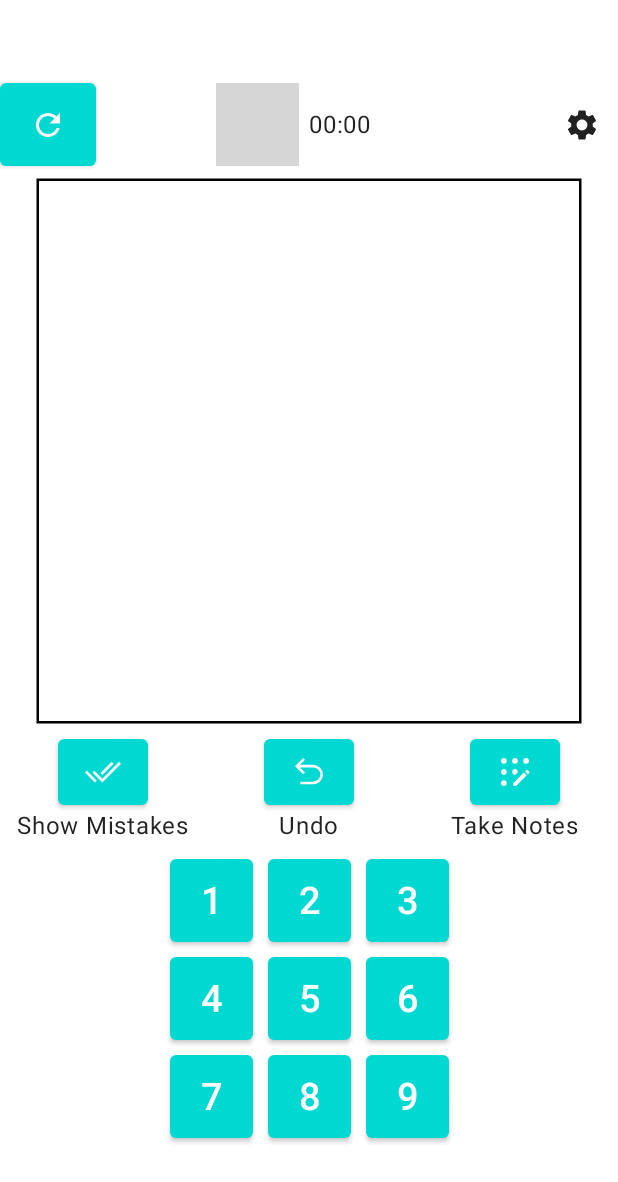
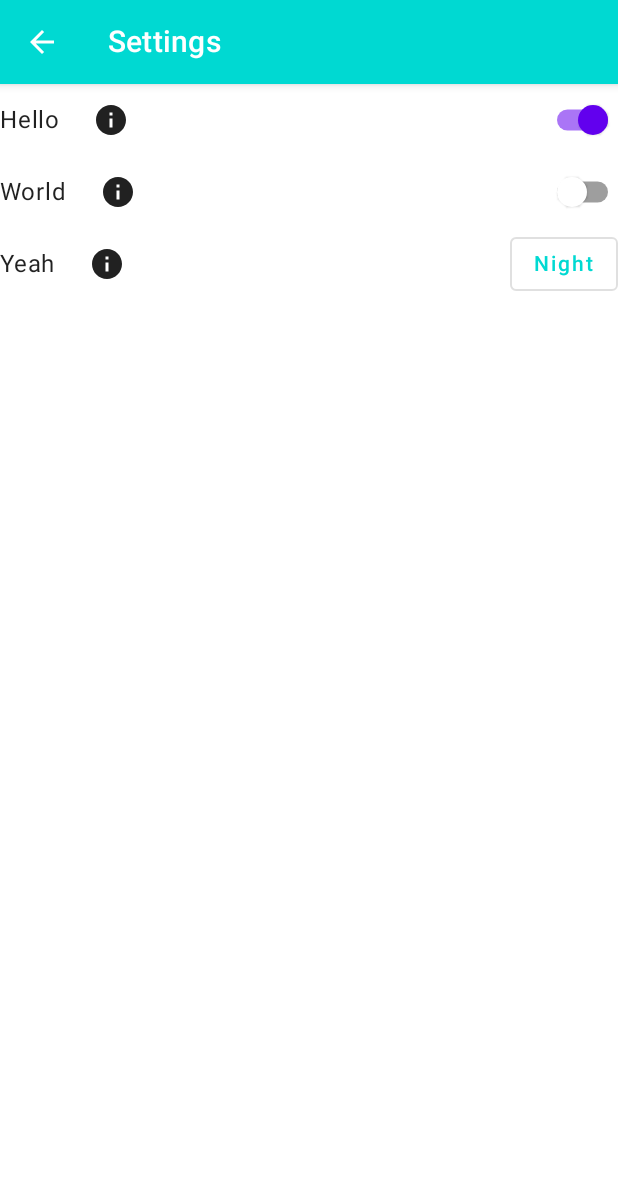
Before and after one commit to RJBanc/Sudoku, an Android app built with Jetpack Compose: the screen it shows after launch (MainActivity), after a tap on "Settings", on a phone screen of 412 x 824 dp. Shown: the top 1182 px of the screen. Run offline under Robolectric (Android 15) with nearby library versions, the phone set to English and light mode, and no system bars; our stand-ins replace livedata-compose; 4 statements that could not run were skipped; grey boxes are pictures that could not be loaded.

Commit message:
Added settings screen and navigation

```diff
--- a/app/src/main/java/com/example/sudoku/MainActivity.kt
+++ b/app/src/main/java/com/example/sudoku/MainActivity.kt
@@ -12,7 +12,6 @@ import androidx.compose.material.Surface
 import androidx.compose.ui.Modifier
 import androidx.compose.ui.graphics.toArgb
 import androidx.core.view.WindowInsetsControllerCompat
-import com.example.sudoku.ui.GameScreen
 import com.example.sudoku.ui.theme.SudokuTheme
 import com.example.sudoku.viewmodel.SudokuViewModel
 
@@ -32,7 +31,7 @@ class MainActivity : ComponentActivity() {
                     modifier = Modifier.fillMaxSize(),
                     color = MaterialTheme.colors.background
                 ) {
-                    GameScreen(sudokuGame = sudoku)
+                    SudokuApp(sudokuViewModel = sudoku)
                 }
             }
         }
--- /dev/null
+++ b/app/src/main/java/com/example/sudoku/SudokuApp.kt
@@ -0,0 +1,48 @@
+package com.example.sudoku
+
+import androidx.compose.runtime.Composable
+import androidx.compose.ui.Modifier
+import androidx.navigation.NavHostController
+import androidx.navigation.compose.NavHost
+import androidx.navigation.compose.composable
+import androidx.navigation.compose.rememberNavController
+import com.example.sudoku.ui.GameScreen
+import com.example.sudoku.ui.SettingsScreen
+import com.example.sudoku.viewmodel.SudokuViewModel
+
+enum class SudokuScreen {
+    Game,
+    Settings
+}
+
+@Composable
+fun SudokuApp(
+    modifier: Modifier = Modifier,
+    navController: NavHostController = rememberNavController(),
+    sudokuViewModel: SudokuViewModel
+) {
+    NavHost(
+        navController = navController,
+        startDestination = SudokuScreen.Game.name,
+        modifier = modifier
+    ) {
+        composable(route = SudokuScreen.Game.name) {
+            GameScreen(
+                modifier = modifier,
+                sudokuGame = sudokuViewModel,
+                onSettingsClicked = {
+                    sudokuViewModel.pauseGame()
+                    navController.navigate(SudokuScreen.Settings.name)
+                }
+            )
+        }
+        composable(route = SudokuScreen.Settings.name) {
+            SettingsScreen(
+                modifier = modifier,
+                onBackClicked = {
+                    navController.navigate(SudokuScreen.Game.name)
+                }
+            )
+        }
+    }
+}
--- a/app/src/main/java/com/example/sudoku/ui/GameScreen.kt
+++ b/app/src/main/java/com/example/sudoku/ui/GameScreen.kt
@@ -31,7 +31,8 @@ import java.util.*
 @Composable
 fun GameScreen(
     modifier: Modifier = Modifier,
-    sudokuGame: SudokuViewModel
+    sudokuGame: SudokuViewModel,
+    onSettingsClicked: () -> Unit
 ) {
     var showHints by remember { mutableStateOf(false) }
     var takeNotes by remember { mutableStateOf(false) }
@@ -43,7 +44,11 @@ fun GameScreen(
         horizontalAlignment = Alignment.CenterHorizontally,
         verticalArrangement = Arrangement.Center
     ){
-        GameInfo(modifier = modifier, sudokuGame = sudokuGame)
+        GameInfo(
+            modifier = modifier,
+            sudokuGame = sudokuGame,
+            onSettingsClicked = onSettingsClicked
+        )
         Spacer(modifier = modifier.height(10.dp))
         SudokuBox(modifier = modifier, sudokuGame = sudokuGame, showHints = showHints)
         Spacer(modifier = modifier.height(10.dp))
@@ -136,7 +141,8 @@ fun GameTimer(
 @Composable
 fun GameInfo(
     modifier: Modifier = Modifier,
-    sudokuGame: SudokuViewModel
+    sudokuGame: SudokuViewModel,
+    onSettingsClicked: () -> Unit
 ) {
     val difficulty = mapOf(
         Difficulty.BEGINNER to "Beginner",
@@ -194,7 +200,7 @@ fun GameInfo(
         ) {
             IconButton(
                 modifier = modifier,
-                onClick = { /*TODO*/ }
+                onClick = onSettingsClicked
             ) {
                 Icon(
                     Icons.Filled.Settings,
--- /dev/null
+++ b/app/src/main/java/com/example/sudoku/ui/SettingsScreen.kt
@@ -0,0 +1,207 @@
+package com.example.sudoku.ui
+
+import androidx.compose.foundation.background
+import androidx.compose.foundation.layout.*
+import androidx.compose.material.*
+import androidx.compose.material.icons.Icons
+import androidx.compose.material.icons.filled.ArrowBack
+import androidx.compose.material.icons.filled.Info
+import androidx.compose.runtime.*
+import androidx.compose.ui.Alignment
+import androidx.compose.ui.Modifier
+import androidx.compose.ui.layout.onGloballyPositioned
+import androidx.compose.ui.tooling.preview.Preview
+import androidx.compose.ui.unit.IntOffset
+import androidx.compose.ui.unit.IntSize
+import androidx.compose.ui.unit.dp
+import androidx.compose.ui.window.Popup
+import com.example.sudoku.ui.theme.SudokuTheme
+
+@Composable
+fun SettingsScreen(
+    modifier: Modifier = Modifier,
+    onBackClicked: () -> Unit
+) {
+    val test = mapOf(
+        "Night" to {},
+        "Day" to {}
+    )
+
+    Scaffold(
+        modifier = modifier,
+        topBar = {
+            TopAppBar(
+                title = { Text("Settings") },
+                modifier = modifier,
+                navigationIcon = {
+                    IconButton(onClick = onBackClicked) {
+                        Icon(
+                            imageVector = Icons.Filled.ArrowBack,
+                            contentDescription = "Return to game"
+                        )
+                    }
+                }
+            )
+        }
+    ) {
+        Column(
+            modifier = modifier
+                .padding(it)
+                .fillMaxHeight(),
+            horizontalAlignment = Alignment.CenterHorizontally,
+            verticalArrangement = Arrangement.Top
+        ) {
+            ToggleSetting(
+                modifier = modifier,
+                settingName = "Hello",
+                settingStatus = true,
+                settingInfo = "What is love?",
+                onSettingChange = {}
+            )
+            ToggleSetting(
+                modifier = modifier,
+                settingName = "World",
+                settingStatus = false,
+                settingInfo = "Baby don't hurt me",
+                onSettingChange = {}
+            )
+            OptionSetting(
+                modifier = modifier,
+                settingName = "Yeah",
+                currentSetting = "Night",
+                settingInfo = "Baby don't hurt me",
+                settingOptions = test
+            )
+        }
+    }
+}
+
+@Composable
+fun OptionSetting(
+    modifier: Modifier = Modifier,
+    settingName: String,
+    settingInfo: String = "",
+    currentSetting: String,
+    settingOptions: Map<String, () -> Unit>
+) {
+    var expanded by remember { mutableStateOf(false) }
+    var currOption by remember { mutableStateOf(currentSetting) }
+
+    SettingTemplate(
+        modifier = modifier,
+        settingName = settingName,
+        settingInfo = settingInfo
+    ) {
+        Box {
+            OutlinedButton(onClick = { expanded = !expanded }) {
+                Text(currOption)
+            }
+            DropdownMenu(
+                modifier = modifier,
+                expanded = expanded,
+                onDismissRequest = { expanded = !expanded }
+            ) {
+                settingOptions.forEach {
+                    DropdownMenuItem(
+                        onClick = {
+                            currOption = it.key
+                            expanded = !expanded
+                            it.value()
+                        }
+                    ) {
+                        Text(text = it.key)
+                    }
+                }
+            }
+        }
+    }
+}
+
+@Composable
+fun ToggleSetting(
+    modifier: Modifier = Modifier,
+    settingName: String,
+    settingInfo: String = "",
+    settingStatus: Boolean,
+    onSettingChange: ((Boolean) -> Unit)?
+) {
+    var checked by remember { mutableStateOf(settingStatus) }
+
+    SettingTemplate(
+        modifier = modifier,
+        settingName = settingName,
+        settingInfo = settingInfo
+    ) {
+        Switch(
+            modifier = modifier,
+            checked = checked,
+            onCheckedChange = {
+                checked = !checked
+                onSettingChange?.invoke(it) }
+        )
+    }
+}
+
+@Composable
+fun SettingTemplate(
+    modifier: Modifier = Modifier,
+    settingName: String,
+    settingInfo: String = "",
+    setting: @Composable () -> Unit
+) {
+    Row(
+        modifier = modifier
+            .fillMaxWidth(),
+        verticalAlignment = Alignment.CenterVertically,
+        horizontalArrangement = Arrangement.Center
+    ) {
+        Text(settingName)
+        Spacer(modifier.width(10.dp))
+        SettingDetails(
+            modifier = modifier,
+            settingInfo = settingInfo
+        )
+        Spacer(modifier.weight(1f))
+        setting()
+    }
+}
+
+@Composable
+fun SettingDetails (
+    modifier: Modifier = Modifier,
+    settingInfo: String = ""
+) {
+    var showDetails by remember { mutableStateOf(false) }
+    var size by remember { mutableStateOf(IntSize.Zero)}
+
+    IconButton(
+        modifier = modifier,
+        onClick = { showDetails = !showDetails }
+    ) {
+        Icon(
+            Icons.Filled.Info,
+            contentDescription = "Settings Info"
+        )
+        if (showDetails)
+            Popup(
+                alignment = Alignment.BottomEnd,
+                offset = IntOffset(size.width, size.height),
+                onDismissRequest = { showDetails = !showDetails }
+            ) {
+                Text(
+                    modifier = modifier
+                        .onGloballyPositioned { size = it.size }
+                        .background(MaterialTheme.colors.surface),
+                    text = settingInfo
+                )
+            }
+    }
+}
+
+@Preview(showBackground = true)
+@Composable
+fun Preview() {
+    SudokuTheme {
+        SettingsScreen(onBackClicked = {})
+    }
+}
--- a/build.gradle
+++ b/build.gradle
@@ -2,6 +2,8 @@ buildscript {
     ext {
         compose_ui_version = '1.4.1'
         room_version = '2.5.1'
+        activity_version = '1.7.0'
+        navigation_version = '2.5.3'
     }
 }// Top-level build file where you can add configuration options common to all sub-projects/modules.
 plugins {
```
Also changed, not shown: app/build.gradle (+15 -9 lines).
